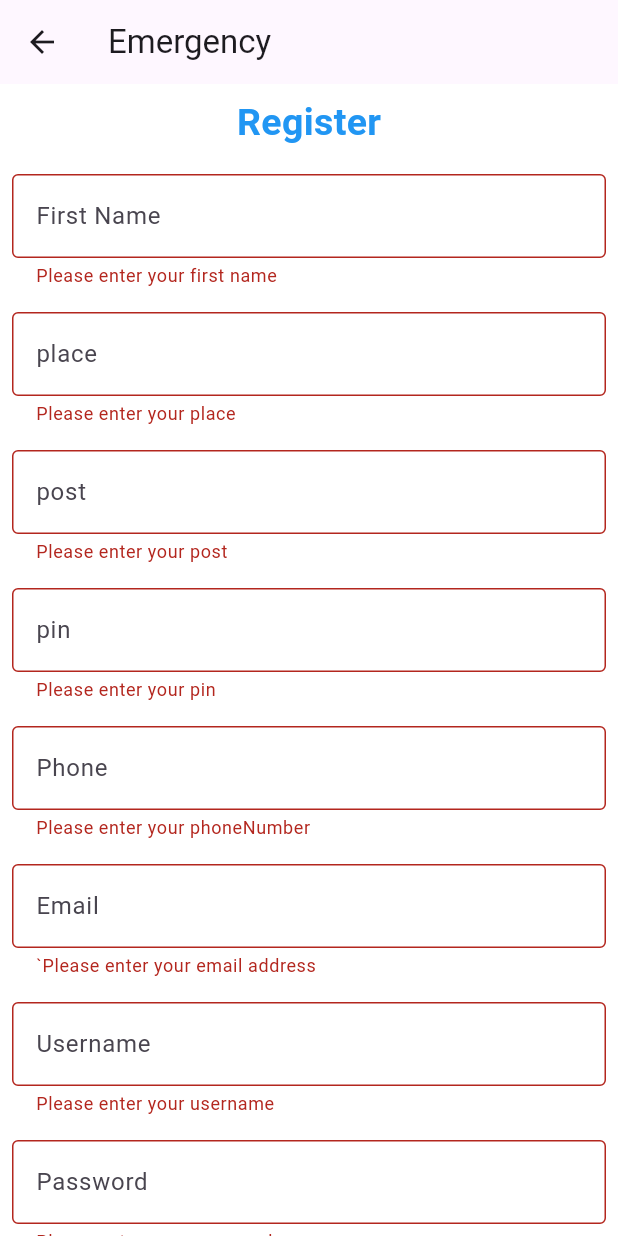
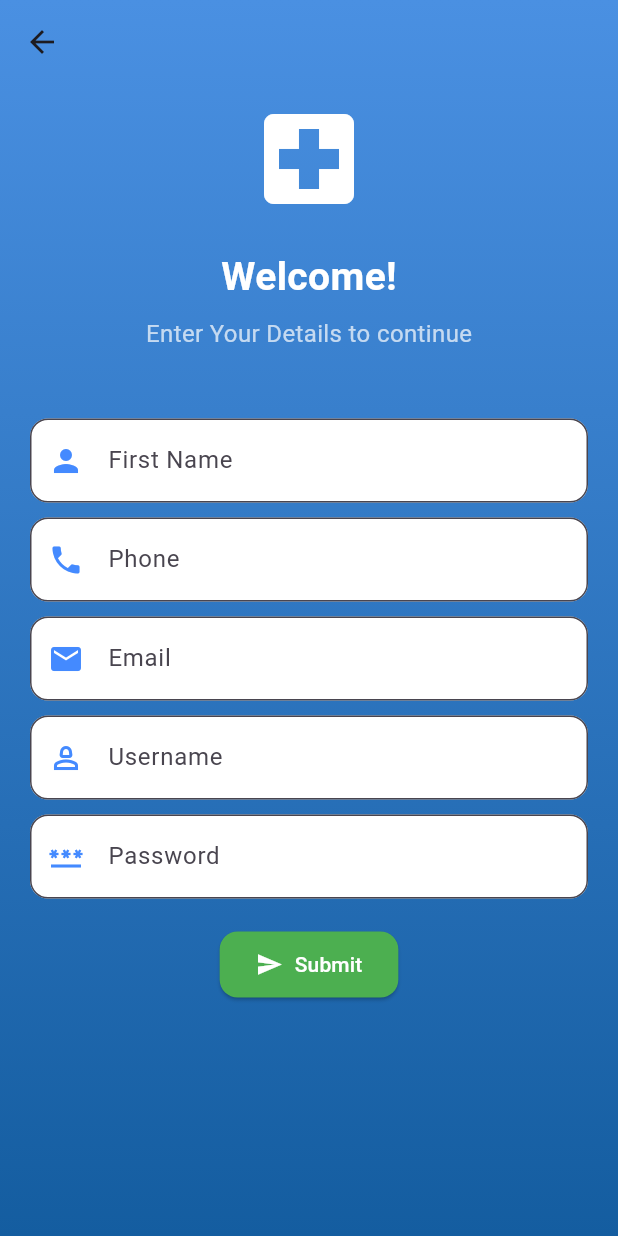
Before and after one commit to Raseelp/AIEmergency-App, a Flutter app: the Registration screen opened directly, after a tap on "Submit", on a phone screen of 412 x 824 dp. Run offline on Flutter 3.47's test engine with Material 3 defaults, Android fonts, the phone set to English and light mode, and no system bars; our stand-ins replace flutter_local_notifications, flutter_map, fluttertoast, font_awesome_flutter, geolocator, latlong2 and 2 more; accounts and stored records are empty.

Commit message:
login and registreation design complete

```diff
--- a/lib/Pages/Ambulance/ambulance_Drawer.dart
+++ b/lib/Pages/Ambulance/ambulance_Drawer.dart
@@ -11,14 +11,6 @@ class AmbulanceDrawer extends StatelessWidget {
   @override
   Widget build(BuildContext context) {
     return Drawer(
-      child: Container(
-        decoration: const BoxDecoration(
-          gradient: LinearGradient(
-            colors: [Colors.blueAccent, Colors.lightBlueAccent],
-            begin: Alignment.topLeft,
-            end: Alignment.bottomRight,
-          ),
-        ),
       child: Column(
         children: [
           Container(
@@ -71,14 +63,12 @@ class AmbulanceDrawer extends StatelessWidget {
                 _buildDrawerItem(context, Icons.update,
                     "Ambulance Location Updation", SendFeedback()),
                 const Divider(),
-                  _buildDrawerItem(
-                      context, Icons.logout, "Logout", const login(),
+                _buildDrawerItem(context, Icons.logout, "Logout", const login(),
                     isLogout: true),
               ],
             ),
           ),
         ],
-        ),
       ),
     );
   }
--- a/lib/Pages/Auth/registration.dart
+++ b/lib/Pages/Auth/registration.dart
@@ -32,201 +32,125 @@ class _RegistrationState extends State<Registration> {
   @override
   Widget build(BuildContext context) {
     return Scaffold(
-        backgroundColor: Colors.white,
-        appBar: AppBar(
-          title: const Text("Emergency"),
-        ),
-        body: SafeArea(
-            child: Form(
-                key: _formKey,
-                child: SingleChildScrollView(
-                    child: Column(children: [
-                  const Padding(
-                    padding: EdgeInsets.all(8.0),
-                    child: Align(
-                      alignment: Alignment.center,
-                      child: Text(
-                        "Register",
-                        style: TextStyle(
-                          fontSize: 25,
-                          fontWeight: FontWeight.bold,
-                          color: Colors.blue,
+      body: Container(
+        decoration: const BoxDecoration(
+          gradient: LinearGradient(
+            begin: Alignment.topCenter,
+            end: Alignment.bottomCenter,
+            colors: [Color(0xFF4A90E2), Color(0xFF145DA0)],
           ),
         ),
+        child: SafeArea(
+          child: Column(
+            children: [
+              AppBar(
+                backgroundColor: Colors.transparent,
+                elevation: 0,
+                centerTitle: true,
+              ),
+              Expanded(
+                child: SingleChildScrollView(
+                  padding:
+                      const EdgeInsets.symmetric(horizontal: 20, vertical: 10),
+                  child: Column(
+                    crossAxisAlignment: CrossAxisAlignment.center,
+                    children: [
+                      const Icon(Icons.local_hospital,
+                          size: 80, color: Colors.white),
+                      const SizedBox(height: 20),
+                      const Text(
+                        "Welcome!",
+                        style: TextStyle(
+                          fontSize: 26,
+                          fontWeight: FontWeight.bold,
+                          color: Colors.white,
                         ),
                       ),
-                  Padding(
-                    padding: const EdgeInsets.all(8.0),
-                    child: TextFormField(
+                      const SizedBox(height: 8),
+                      const Text(
+                        "Enter Your Details to continue",
+                        style: TextStyle(fontSize: 16, color: Colors.white70),
+                      ),
+                      const SizedBox(height: 30),
+                      const SizedBox(height: 15),
+                      TextFormField(
                         controller: fnameController,
-                      decoration: const InputDecoration(
+                        decoration: InputDecoration(
+                          prefixIcon: const Icon(Icons.person,
+                              color: Colors.blueAccent),
+                          filled: true,
                           fillColor: Colors.white,
-                        border: OutlineInputBorder(),
+                          border: OutlineInputBorder(
+                            borderRadius: BorderRadius.circular(12),
+                          ),
                           hintText: "First Name",
                         ),
-                      validator: (value) {
-                        if (value!.isEmpty) {
-                          return 'Please enter your first name';
-                        }
-                        return null; // Return null if the input is valid
-                      },
+                      ),
+                      const SizedBox(height: 10),
+                      TextFormField(
+                        controller: phoneController,
+                        decoration: InputDecoration(
+                          prefixIcon:
+                              const Icon(Icons.phone, color: Colors.blueAccent),
+                          filled: true,
+                          fillColor: Colors.white,
+                          border: OutlineInputBorder(
+                            borderRadius: BorderRadius.circular(12),
+                          ),
+                          hintText: "Phone",
                         ),
                       ),
-                  Padding(
-                    padding: const EdgeInsets.all(8.0),
-                    child: TextFormField(
-                      controller: placeController,
-                      decoration: const InputDecoration(
+                      const SizedBox(height: 10),
+                      TextFormField(
+                        controller: emailController,
+                        decoration: InputDecoration(
+                          prefixIcon:
+                              const Icon(Icons.email, color: Colors.blueAccent),
+                          filled: true,
                           fillColor: Colors.white,
-                        border: OutlineInputBorder(),
-                        hintText: "place",
+                          border: OutlineInputBorder(
+                            borderRadius: BorderRadius.circular(12),
                           ),
-                      validator: (value) {
-                        if (value!.isEmpty) {
-                          return 'Please enter your place';
-                        }
-                        return null; // Return null if the input is valid
-                      },
+                          hintText: "Email",
                         ),
                       ),
-                  Padding(
-                    padding: const EdgeInsets.all(8.0),
-                    child: TextFormField(
-                      controller: postController,
-                      decoration: const InputDecoration(
+                      const SizedBox(height: 10),
+                      TextFormField(
+                        controller: usernameController,
+                        decoration: InputDecoration(
+                          prefixIcon: const Icon(Icons.person_2_outlined,
+                              color: Colors.blueAccent),
+                          filled: true,
                           fillColor: Colors.white,
-                        border: OutlineInputBorder(),
-                        hintText: "post",
+                          border: OutlineInputBorder(
+                            borderRadius: BorderRadius.circular(12),
                           ),
-                      validator: (value) {
-                        if (value!.isEmpty) {
-                          return 'Please enter your post';
-                        }
-                        return null; // Return null if the input is valid
-                      },
+                          hintText: "Username",
                         ),
                       ),
-                  Padding(
-                    padding: const EdgeInsets.all(8.0),
-                    child: TextFormField(
-                      controller: pinController,
-                      decoration: const InputDecoration(
+                      const SizedBox(height: 10),
+                      TextFormField(
+                        controller: passwordController,
+                        obscureText: true,
+                        decoration: InputDecoration(
+                          prefixIcon: const Icon(Icons.password,
+                              color: Colors.blueAccent),
+                          filled: true,
                           fillColor: Colors.white,
-                        border: OutlineInputBorder(),
-                        hintText: "pin",
+                          border: OutlineInputBorder(
+                            borderRadius: BorderRadius.circular(12),
                           ),
-                      validator: (value) {
-                        if (value!.isEmpty) {
-                          return 'Please enter your pin';
-                        }
-                        if (value.length < 6) {
-                          return 'Please enter a valid pin';
-                        }
-                        return null; // Return null if the input is valid
-                      },
+                          hintText: "Password",
                         ),
                       ),
-                  Padding(
-                    padding: const EdgeInsets.all(8.0),
-                    child: TextFormField(
-                      controller: phoneController,
-                      decoration: const InputDecoration(
-                        fillColor: Colors.white,
-                        border: OutlineInputBorder(),
-                        hintText: "Phone",
-                      ),
-                      validator: (value) {
-                        if (value!.isEmpty) {
-                          return 'Please enter your phoneNumber';
-                        }
-                        if (value.length < 10) {
-                          return 'Phone number length must be Ten';
-                        }
-                        if (value.length > 10) {
-                          return 'Phone number length must be Ten';
-                        }
-                        if (value.contains(RegExp(r'[A-Z]'))) {
-                          return 'Phone Number Shouldnt contain letters';
-                        }
-                        if (value.contains(RegExp(r'[a-z]'))) {
-                          return 'Phone Number Shouldnt contain letters';
-                        }
-
-                        return null; // Return null if the input is valid
-                      },
-                    ),
-                  ),
-                  Padding(
-                    padding: const EdgeInsets.all(8.0),
-                    child: TextFormField(
-                      controller: emailController,
-                      decoration: const InputDecoration(
-                        fillColor: Colors.white,
-                        border: OutlineInputBorder(),
-                        hintText: "Email",
-                      ),
-                      validator: (value) {
-                        if (value!.isEmpty) {
-                          return '`Please enter your email address';
-                        }
-                        if (!value.contains('@')) {
-                          return 'Email must contain @';
-                        }
-                        if (!value.contains('.')) {
-                          return 'Email must contain .';
-                        }
-                        return null; // Return null if the input is valid
-                      },
-                    ),
-                  ),
-                  Padding(
-                      padding: const EdgeInsets.all(8.0),
-                      child: TextFormField(
-                        controller: usernameController,
-                        decoration: const InputDecoration(
-                          fillColor: Colors.white,
-                          border: OutlineInputBorder(),
-                          hintText: "Username",
-                        ),
-                        validator: (value) {
-                          if (value!.isEmpty) {
-                            return 'Please enter your username';
-                          }
-                          return null; // Return null if the input is valid
-                        },
-                      )),
-                  Padding(
-                      padding: const EdgeInsets.all(8.0),
-                      child: TextFormField(
-                        controller: passwordController,
-                        decoration: const InputDecoration(
-                          fillColor: Colors.white,
-                          border: OutlineInputBorder(),
-                          hintText: "Password",
-                        ),
-                        validator: (value) {
-                          if (value!.isEmpty) {
-                            return 'Please enter your password';
-                          }
-                          if (value.length < 8) {
-                            return 'Password must be at least 8 characters long';
-                          }
-
-                          return null; // Return null if the input is valid
-                        },
-                      )),
-                  Padding(
-                    padding: const EdgeInsets.all(8.0),
-                    child: ElevatedButton.icon(
+                      const SizedBox(height: 20),
+                      ElevatedButton.icon(
                         onPressed: () async {
                           if (!_formKey.currentState!.validate()) {
                           } else {
                             final sh = await SharedPreferences.getInstance();
                             String fname = fnameController.text.toString();
-                          // String lname = lnameController.text.toString();
-                          String place = placeController.text.toString();
-                          String post = postController.text.toString();
-                          String pin = pinController.text.toString();
+
                             String phone = phoneController.text.toString();
                             String email = emailController.text.toString();
                             String uname = usernameController.text.toString();
@@ -238,10 +162,6 @@ class _RegistrationState extends State<Registration> {
                                 Uri.parse(url + "user_registration"),
                                 body: {
                                   'fname': fname,
-                                // 'lname': lname,
-                                'place': place,
-                                'post': post,
-                                'pin': pin,
                                   'phone': phone,
                                   'email': email,
                                   'uname': uname,
@@ -273,16 +193,29 @@ class _RegistrationState extends State<Registration> {
                             }
                           }
                         },
-                      icon: const Icon(Icons.send),
-                      label: const Text('Submit'),
-                      style: ButtonStyle(
-                        backgroundColor: MaterialStateProperty.all<Color>(
-                          Color(
-                              0xFF6ADC50), // Use a proper color value (e.g., Hex or RGB)
+                        icon: const Icon(Icons.send, color: Colors.white),
+                        label: const Text(
+                          'Submit',
+                          style: TextStyle(color: Colors.white),
+                        ),
+                        style: ElevatedButton.styleFrom(
+                          backgroundColor: Colors.green,
+                          shape: RoundedRectangleBorder(
+                            borderRadius: BorderRadius.circular(12),
+                          ),
+                          padding: const EdgeInsets.symmetric(
+                              vertical: 12, horizontal: 24),
+                        ),
+                      ),
+                      const SizedBox(height: 20),
+                    ],
                   ),
                 ),
               ),
-                  )
-                ])))));
+            ],
+          ),
+        ),
+      ),
+    );
   }
 }
```
Lines whose indentation alone changed are shown as unchanged.
